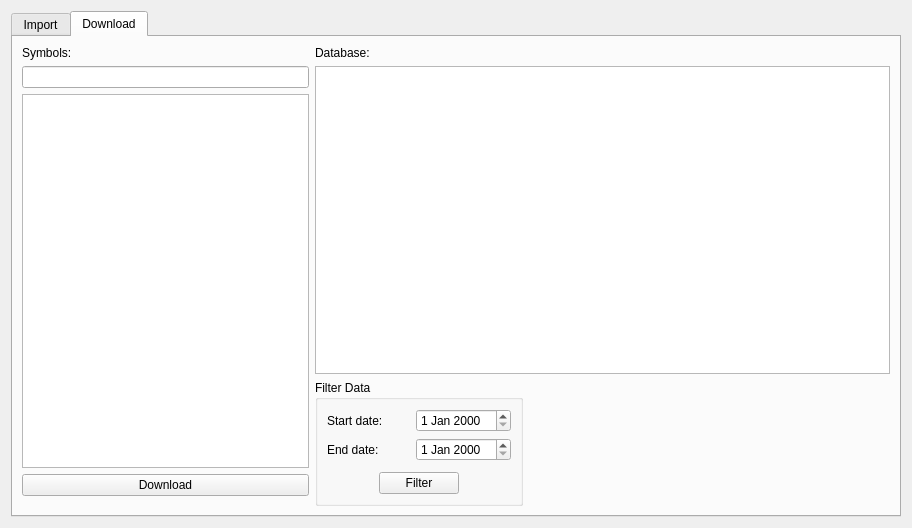
Old version of the form src/ui/historicalView.ui in the repository akushyn/QtStatisticCalculator.
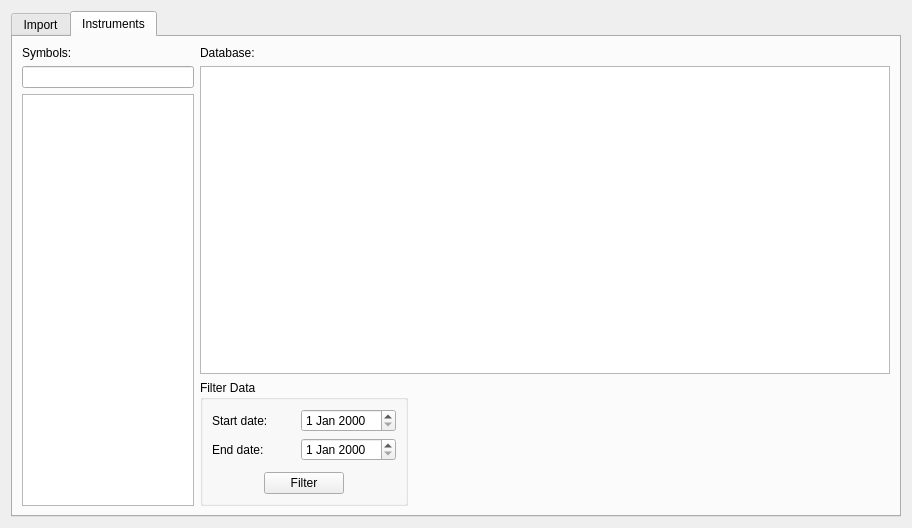
New version of the form. The open tabs and pages were chosen to show the change.

What changed in the file:
```diff
--- a/src/ui/historicalView.ui
+++ b/src/ui/historicalView.ui
@@ -114,15 +114,15 @@
      </widget>
      <widget class="QWidget" name="DownloadTab">
       <attribute name="title">
-       <string>Download</string>
+       <string>Instruments</string>
       </attribute>
       <layout class="QVBoxLayout" name="verticalLayout_8">
        <item>
-        <layout class="QHBoxLayout" name="hBoxMainDownload" stretch="1,2">
+        <layout class="QHBoxLayout" name="hBoxMainDownload" stretch="1,4">
          <item>
           <layout class="QVBoxLayout" name="vBoxLeftDownload">
            <property name="bottomMargin">
-            <number>10</number>
+            <number>0</number>
            </property>
            <item>
             <widget class="QLabel" name="labelSymbols">
@@ -135,14 +135,7 @@
             <widget class="QLineEdit" name="lineFilter"/>
            </item>
            <item>
-            <widget class="QTreeView" name="treeView"/>
-           </item>
-           <item>
-            <widget class="QPushButton" name="btnDownload">
-             <property name="text">
-              <string>Download</string>
-             </property>
-            </widget>
+            <widget class="QListView" name="listViewImported"/>
            </item>
           </layout>
          </item>
```
Left out of the diff: 5 changed lines with no effect on the pictures.
